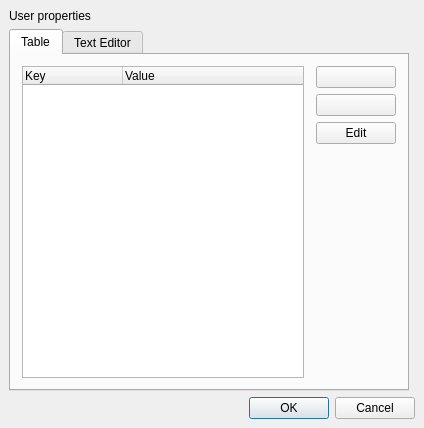
KLayout/klayout, file src/layui/layui/UserPropertiesForm.ui: the form before one commit.
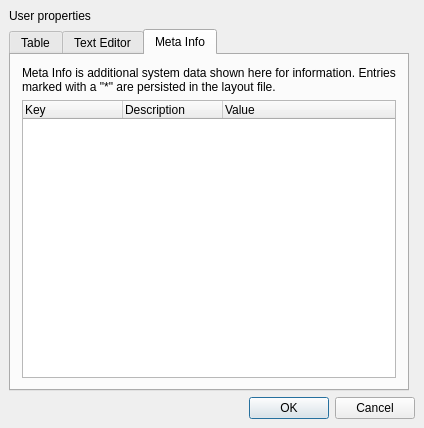
The form after the commit. The open tabs and pages were chosen to show the change. Icons and pictures are not drawn.

Commit message:
Displaying meta info in user properties dialog box for information
Copy of meta info from cell to other layout now preserves names.

In addition two bugs have been fixed:
* Display of meta info for layout on statistics page did not show description
* ghost cell status now is copied on cell copy

Diff of the .ui file:
```diff
--- a/src/layui/layui/UserPropertiesForm.ui
+++ b/src/layui/layui/UserPropertiesForm.ui
@@ -186,6 +186,48 @@
        </item>
       </layout>
      </widget>
+     <widget class="QWidget" name="tab_3">
+      <attribute name="title">
+       <string>Meta Info</string>
+      </attribute>
+      <layout class="QVBoxLayout" name="verticalLayout_2">
+       <item>
+        <widget class="QLabel" name="label">
+         <property name="text">
+          <string>Meta Info is additional system data shown here for information. Entries marked with a &quot;*&quot; are persisted in the layout file.</string>
+         </property>
+         <property name="wordWrap">
+          <bool>true</bool>
+         </property>
+        </widget>
+       </item>
+       <item>
+        <widget class="QTreeWidget" name="meta_info_list">
+         <property name="rootIsDecorated">
+          <bool>false</bool>
+         </property>
+         <property name="allColumnsShowFocus">
+          <bool>true</bool>
+         </property>
+         <column>
+          <property name="text">
+           <string>Key</string>
+          </property>
+         </column>
+         <column>
+          <property name="text">
+           <string>Description</string>
+          </property>
+         </column>
+         <column>
+          <property name="text">
+           <string>Value</string>
+          </property>
+         </column>
+        </widget>
+       </item>
+      </layout>
+     </widget>
     </widget>
    </item>
   </layout>
```
Left out of the diff: 2 changed lines with no effect on the pictures. The commit also changes 6 other files.
